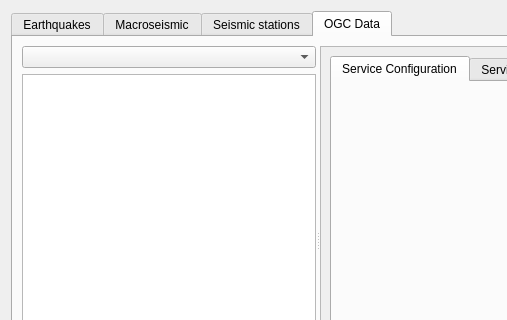
Above: qquake/ui/qquake_dialog_base.ui from INGV/qquake before the change; both pictures show x 0 to 507 and y 0 to 320 of the 942 by 512 pixel window. Below: the same form after it.
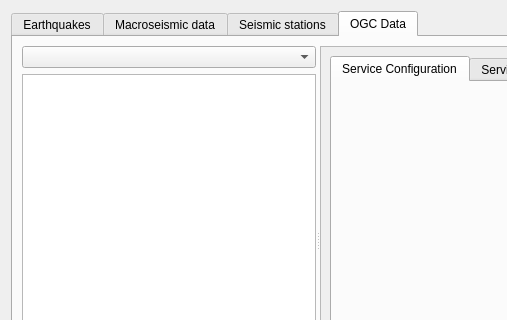
That is the form after the change.

Patch:
```diff
--- a/qquake/ui/qquake_dialog_base.ui
+++ b/qquake/ui/qquake_dialog_base.ui
@@ -266,7 +266,7 @@
      </widget>
      <widget class="QWidget" name="fdsn_macro_tab">
       <attribute name="title">
-       <string>Macroseismic</string>
+       <string>Macroseismic data</string>
       </attribute>
       <layout class="QGridLayout" name="gridLayout_3">
        <item row="0" column="0">
```
